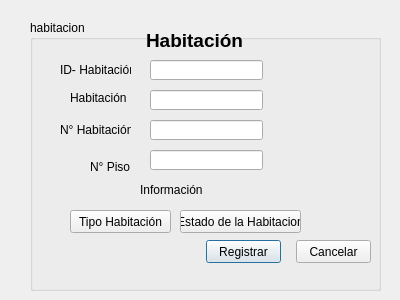
The window that Sistema_de_Registro_de_Hotel/gui_habitacion.ui (JeffersonFarCar/Sistema-de-Registro-de-Hotel) describes before a commit, drawn with Qt 5.
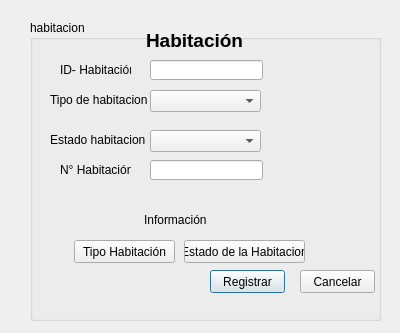
The same window after the commit.

Patch:
```diff
--- a/Sistema_de_Registro_de_Hotel/gui_habitacion.ui
+++ b/Sistema_de_Registro_de_Hotel/gui_habitacion.ui
@@ -7,7 +7,7 @@
     <x>0</x>
     <y>0</y>
     <width>400</width>
-    <height>300</height>
+    <height>333</height>
    </rect>
   </property>
   <property name="windowTitle">
@@ -19,7 +19,7 @@
      <x>30</x>
      <y>20</y>
      <width>351</width>
-     <height>271</height>
+     <height>301</height>
     </rect>
    </property>
    <property name="title">
@@ -28,8 +28,8 @@
    <widget class="QPushButton" name="pushButton_3">
     <property name="geometry">
      <rect>
-      <x>176</x>
-      <y>220</y>
+      <x>180</x>
+      <y>250</y>
       <width>75</width>
       <height>23</height>
      </rect>
@@ -41,8 +41,8 @@
    <widget class="QPushButton" name="pushButton_4">
     <property name="geometry">
      <rect>
-      <x>266</x>
-      <y>220</y>
+      <x>270</x>
+      <y>250</y>
       <width>75</width>
       <height>23</height>
      </rect>
@@ -74,8 +74,8 @@
    <widget class="QPushButton" name="pushButton_2">
     <property name="geometry">
      <rect>
-      <x>150</x>
-      <y>190</y>
+      <x>154</x>
+      <y>220</y>
       <width>121</width>
       <height>23</height>
      </rect>
@@ -84,21 +84,11 @@
      <string>Estado de la Habitacion</string>
     </property>
    </widget>
-   <widget class="QLineEdit" name="lineEdit_4">
-    <property name="geometry">
-     <rect>
-      <x>120</x>
-      <y>130</y>
-      <width>113</width>
-      <height>20</height>
-     </rect>
-    </property>
-   </widget>
    <widget class="QLineEdit" name="lineEdit_3">
     <property name="geometry">
      <rect>
       <x>120</x>
-      <y>100</y>
+      <y>140</y>
       <width>113</width>
       <height>20</height>
      </rect>
@@ -131,7 +121,7 @@
     <property name="geometry">
      <rect>
       <x>30</x>
-      <y>100</y>
+      <y>140</y>
       <width>71</width>
       <height>20</height>
      </rect>
@@ -143,8 +133,8 @@
    <widget class="QLabel" name="label_5">
     <property name="geometry">
      <rect>
-      <x>110</x>
-      <y>160</y>
+      <x>114</x>
+      <y>190</y>
       <width>71</width>
       <height>20</height>
      </rect>
@@ -153,24 +143,11 @@
      <string>Información</string>
     </property>
    </widget>
-   <widget class="QLabel" name="label_4">
-    <property name="geometry">
-     <rect>
-      <x>60</x>
-      <y>140</y>
-      <width>47</width>
-      <height>13</height>
-     </rect>
-    </property>
-    <property name="text">
-     <string>N° Piso</string>
-    </property>
-   </widget>
    <widget class="QPushButton" name="pushButton">
     <property name="geometry">
      <rect>
-      <x>40</x>
-      <y>190</y>
+      <x>44</x>
+      <y>220</y>
       <width>101</width>
       <height>23</height>
      </rect>
@@ -182,23 +159,46 @@
    <widget class="QLabel" name="label_6">
     <property name="geometry">
      <rect>
-      <x>40</x>
+      <x>20</x>
       <y>70</y>
-      <width>61</width>
-      <height>16</height>
+      <width>101</width>
+      <height>20</height>
      </rect>
     </property>
     <property name="text">
-     <string>Habitación</string>
+     <string>Tipo de habitacion</string>
     </property>
    </widget>
-   <widget class="QLineEdit" name="HABITA">
+   <widget class="QLabel" name="label_4">
     <property name="geometry">
      <rect>
+      <x>20</x>
+      <y>110</y>
+      <width>101</width>
+      <height>20</height>
+     </rect>
+    </property>
+    <property name="text">
+     <string>Estado habitacion</string>
+    </property>
+   </widget>
+   <widget class="QComboBox" name="comboBox">
+    <property name="geometry">
+     <rect>
       <x>120</x>
       <y>70</y>
-      <width>113</width>
-      <height>20</height>
+      <width>111</width>
+      <height>22</height>
+     </rect>
+    </property>
+   </widget>
+   <widget class="QComboBox" name="comboBox_2">
+    <property name="geometry">
+     <rect>
+      <x>120</x>
+      <y>110</y>
+      <width>111</width>
+      <height>22</height>
      </rect>
     </property>
    </widget>
```
Left out of the diff: 3 changed lines with no effect on the pictures.
